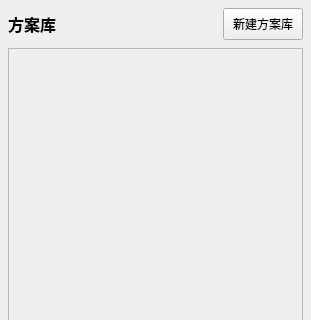
The window that SchemeGalleryWidget.ui (asd977/FlexSimulate) describes before a commit, drawn with Qt 5; both pictures show x 0 to 311 and y 0 to 320 of the 311 by 763 pixel window.
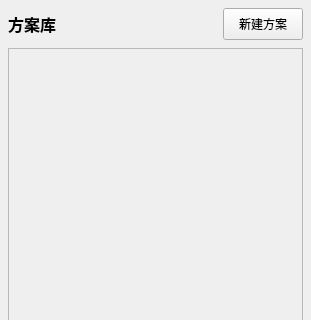
The same window after the commit. Icons and pictures are not drawn.

Commit message: 修改部分问题

```diff
--- a/SchemeGalleryWidget.ui
+++ b/SchemeGalleryWidget.ui
@@ -63,7 +63,7 @@
         </size>
        </property>
        <property name="text">
-        <string>新建方案库</string>
+        <string>新建方案</string>
        </property>
        <property name="icon">
         <iconset>
```
Left out of the diff: 8 changed lines with no effect on the pictures. Lines whose indentation alone changed are shown as unchanged. The commit also changes 1 other file.
